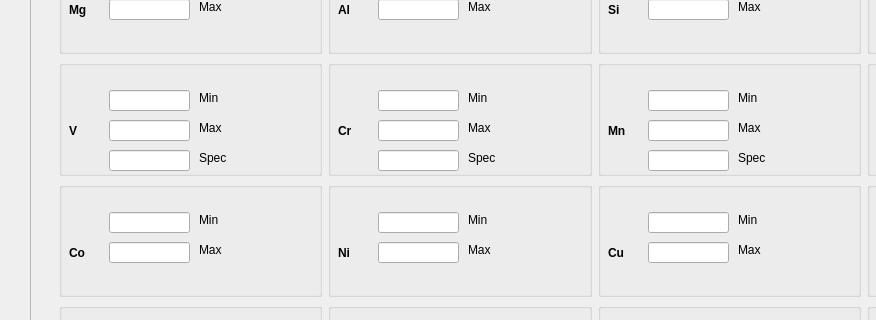
Above: AlloyIdentifier/addtodatabase.ui from CarlaCosenza/AlloyIdentifier before the change; both pictures show x 0 to 876 and y 170 to 490 of the 1200 by 800 pixel window. Below: the same form after it.
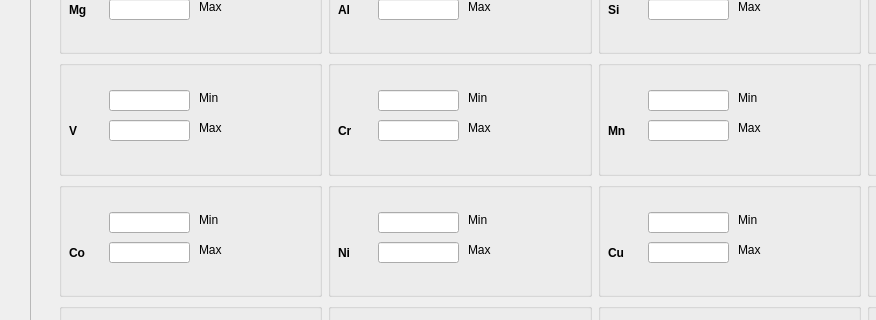
That is the form after the change.

```diff
--- a/AlloyIdentifier/addtodatabase.ui
+++ b/AlloyIdentifier/addtodatabase.ui
@@ -267,29 +267,6 @@
          </rect>
         </property>
        </widget>
-       <widget class="QLineEdit" name="mnSpec">
-        <property name="geometry">
-         <rect>
-          <x>50</x>
-          <y>90</y>
-          <width>81</width>
-          <height>21</height>
-         </rect>
-        </property>
-       </widget>
-       <widget class="QLabel" name="label_42">
-        <property name="geometry">
-         <rect>
-          <x>140</x>
-          <y>90</y>
-          <width>58</width>
-          <height>16</height>
-         </rect>
-        </property>
-        <property name="text">
-         <string>Spec</string>
-        </property>
-       </widget>
       </widget>
      </item>
      <item row="0" column="2">
@@ -1382,29 +1359,6 @@
          </rect>
         </property>
        </widget>
-       <widget class="QLineEdit" name="vSpec">
-        <property name="geometry">
-         <rect>
-          <x>50</x>
-          <y>90</y>
-          <width>81</width>
-          <height>21</height>
-         </rect>
-        </property>
-       </widget>
-       <widget class="QLabel" name="label_70">
-        <property name="geometry">
-         <rect>
-          <x>140</x>
-          <y>90</y>
-          <width>58</width>
-          <height>16</height>
-         </rect>
-        </property>
-        <property name="text">
-         <string>Spec</string>
-        </property>
-       </widget>
       </widget>
      </item>
      <item row="1" column="1">
@@ -1483,29 +1437,6 @@
          </rect>
         </property>
        </widget>
-       <widget class="QLineEdit" name="crSpec">
-        <property name="geometry">
-         <rect>
-          <x>50</x>
-          <y>90</y>
-          <width>81</width>
-          <height>21</height>
-         </rect>
-        </property>
-       </widget>
-       <widget class="QLabel" name="label_74">
-        <property name="geometry">
-         <rect>
-          <x>140</x>
-          <y>90</y>
-          <width>58</width>
-          <height>16</height>
-         </rect>
-        </property>
-        <property name="text">
-         <string>Spec</string>
-        </property>
-       </widget>
       </widget>
      </item>
     </layout>
```
